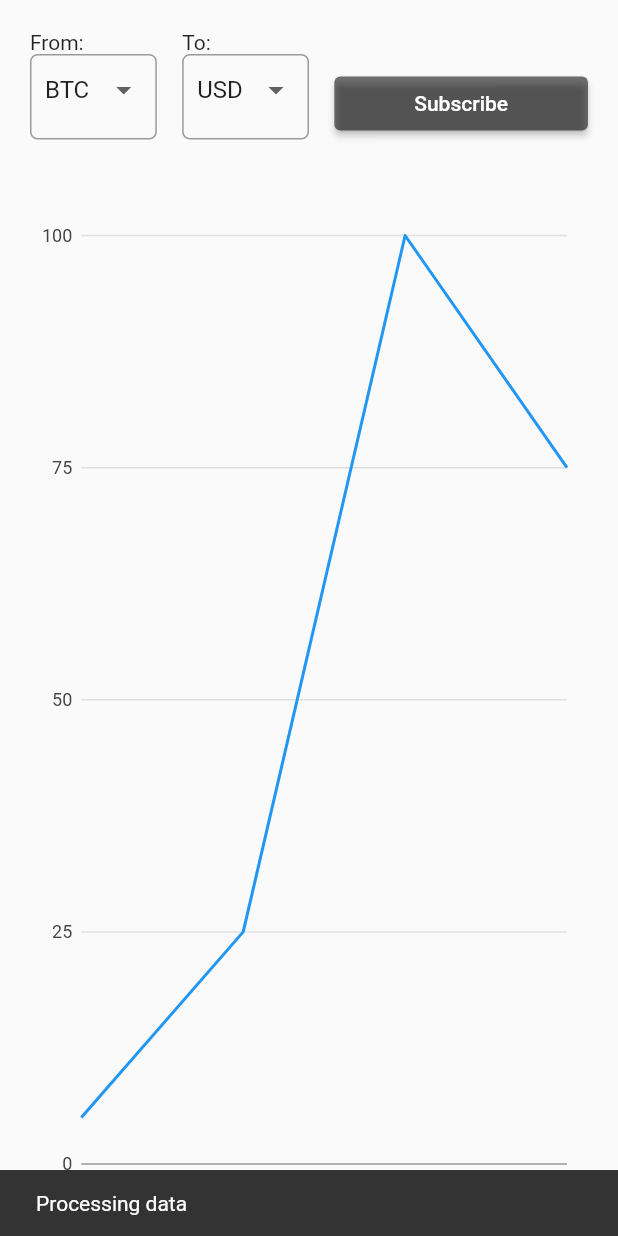
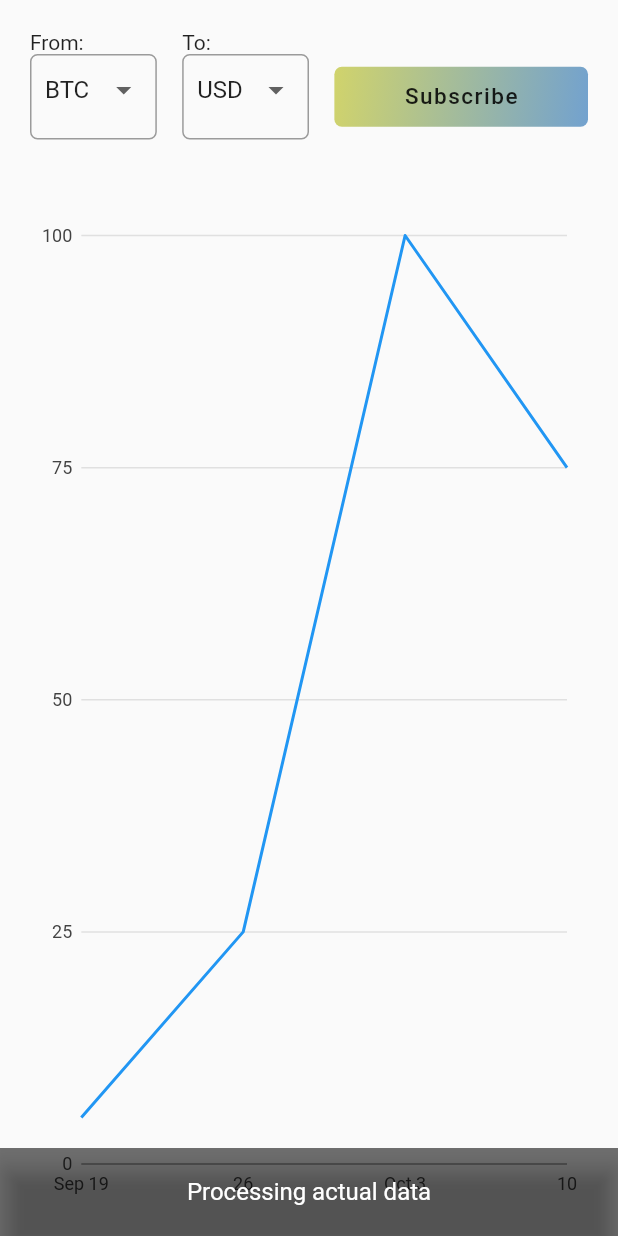
Before and after one commit to muknta/flutter-crypto-chart-view, a Flutter app: the screen it shows after launch, after a tap on "Subscribe", on a phone screen of 412 x 824 dp. Run offline on Flutter 3.47's test engine with Material 2 defaults, Android fonts, the phone set to English and light mode, and no system bars; drawn by our look-alikes of auto_size_text; our stand-ins replace charts_flutter, connectivity_plus, dio, equatable, get_it, injectable and 3 more; accounts and stored records are empty; generated files the repository leaves out were written again; network calls fail.

Commit message:
Added AnimatedButton; Changed custom SnackBar

```diff
--- a/lib/presentation/screens/home_screen.dart
+++ b/lib/presentation/screens/home_screen.dart
@@ -1,9 +1,9 @@
 import 'dart:convert';
 
 import 'package:charts_flutter/flutter.dart';
-import 'package:crypto_chart_view/presentation/widgets/actual_data_widget.dart';
-import 'package:crypto_chart_view/presentation/widgets/currency_form.dart';
-import 'package:crypto_chart_view/presentation/widgets/historical_data_chart.dart';
+import 'package:crypto_chart_view/presentation/widgets/layout/actual_data_widget.dart';
+import 'package:crypto_chart_view/presentation/widgets/layout/currency_form.dart';
+import 'package:crypto_chart_view/presentation/widgets/layout/historical_data_chart.dart';
 import 'package:provider/provider.dart';
 import 'package:flutter/material.dart';
 import 'package:flutter/services.dart';
--- a/lib/presentation/utils/resources/theme.dart
+++ b/lib/presentation/utils/resources/theme.dart
@@ -1,6 +1,7 @@
 import 'dart:math';
 import 'dart:ui';
 
+import 'package:auto_size_text/auto_size_text.dart';
 import 'package:flutter/material.dart';
 
 bool isTablet() {
@@ -10,3 +11,18 @@ bool isTablet() {
   debugPrint(width.toString());
   return width > 600;
 }
+
+void showSnackBar(BuildContext context, {required String title}) {
+  ScaffoldMessenger.of(context).showSnackBar(
+    SnackBar(
+      padding: const EdgeInsets.symmetric(vertical: 20.0),
+      backgroundColor: Colors.black54,
+      content: AutoSizeText(
+        title,
+        textAlign: TextAlign.center,
+        minFontSize: 16.0,
+        maxFontSize: 20.0,
+      ),
+    ),
+  );
+}
--- /dev/null
+++ b/lib/presentation/widgets/animation/animated_button.dart
@@ -0,0 +1,100 @@
+import 'package:auto_size_text/auto_size_text.dart';
+import 'package:flutter_test/flutter_test.dart';
+import 'package:flutter/material.dart';
+
+class AnimatedButton extends StatefulWidget {
+  const AnimatedButton({
+    Key? key,
+    required void Function() onTap,
+    String title = '',
+  })  : _onTap = onTap,
+        _title = title,
+        super(key: key);
+
+  final void Function() _onTap;
+  final String _title;
+
+  @override
+  _AnimatedButtonState createState() => _AnimatedButtonState();
+}
+
+class _AnimatedButtonState extends State<AnimatedButton> {
+  late final List<Color> _colorList;
+  late final List<Alignment> _alignmentList;
+  late int _index;
+  late Color _bottomColor;
+  late Color _topColor;
+  late Alignment _begin;
+  late Alignment _end;
+
+  @override
+  void initState() {
+    super.initState();
+    _colorList = [
+      Colors.blueAccent,
+      Colors.yellow,
+    ];
+    if (_colorList.length < 2) {
+      throw RangeError('_colorList length should be more than or equals 2');
+    }
+
+    _alignmentList = [
+      Alignment.bottomLeft,
+      Alignment.bottomRight,
+      Alignment.topRight,
+      Alignment.topLeft,
+    ];
+    if (_alignmentList.length != 4) {
+      throw RangeError('_alignmentList length should equals 4');
+    }
+
+    _index = 0;
+    _bottomColor = _colorList.first;
+    _topColor = _colorList.last;
+    _begin = _alignmentList.first;
+    _end = Alignment.topRight;
+  }
+
+  @override
+  void didChangeDependencies() {
+    super.didChangeDependencies();
+    Future.delayed(const Duration(milliseconds: 10), () {
+      setState(() {
+        _bottomColor = _colorList[_index + 1];
+      });
+    });
+  }
+
+  @override
+  Widget build(BuildContext context) => GestureDetector(
+        onTap: widget._onTap,
+        child: AnimatedContainer(
+          height: 40.0,
+          duration: const Duration(seconds: 2),
+          onEnd: () {
+            setState(() {
+              _index++;
+              // animate the color
+              _bottomColor = _colorList[_index % _colorList.length];
+              _topColor = _colorList[(_index + 1) % _colorList.length];
+
+              // animate the alignment
+              _begin = _alignmentList[_index % _alignmentList.length];
+              _end = _alignmentList[(_index + 2) % _alignmentList.length];
+            });
+          },
+          decoration: BoxDecoration(
+            borderRadius: BorderRadius.circular(5.0),
+            gradient: LinearGradient(begin: _begin, end: _end, colors: [_bottomColor, _topColor]),
+          ),
+          child: Center(
+            child: AutoSizeText(
+              widget._title,
+              minFontSize: 15.0,
+              maxFontSize: 20.0,
+              style: TextStyle(letterSpacing: 1.0, fontWeight: FontWeight.w500),
+            ),
+          ),
+        ),
+      );
+}
--- a/lib/presentation/widgets/currency_form.dart
+++ /dev/null
@@ -1,132 +0,0 @@
-import 'package:crypto_chart_view/presentation/blocs/main_bloc/bloc.dart';
-import 'package:crypto_chart_view/presentation/utils/enums/currency_enum.dart';
-import 'package:flutter/material.dart';
-import 'package:provider/provider.dart';
-
-class CurrencyForm extends StatefulWidget {
-  const CurrencyForm({Key? key}) : super(key: key);
-
-  @override
-  _CurrencyFormState createState() => _CurrencyFormState();
-}
-
-class _CurrencyFormState extends State<CurrencyForm> {
-  final _formKey = GlobalKey<FormState>();
-  late MainBloc _bloc;
-
-  @override
-  void initState() {
-    super.initState();
-    _bloc = Provider.of<MainBloc>(context, listen: false);
-  }
-
-  @override
-  Widget build(BuildContext context) => Form(
-        key: _formKey,
-        child: Row(
-          crossAxisAlignment: CrossAxisAlignment.end,
-          children: [
-            Expanded(
-              flex: 5,
-              child: _DropdownListWidget(
-                title: 'From:',
-                values: fromCurrencyUppercasedNames,
-                onChoose: (String value) => _bloc.addEvent(SetFromCurrencyEvent(value: value)),
-                stream: _bloc.fromCurrencySwitcherStream,
-              ),
-            ),
-            const Spacer(),
-            Expanded(
-              flex: 5,
-              child: _DropdownListWidget(
-                title: 'To:',
-                values: toCurrencyUppercasedNames,
-                onChoose: (String value) => _bloc.addEvent(SetToCurrencyEvent(value: value)),
-                stream: _bloc.toCurrencySwitcherStream,
-              ),
-            ),
-            const Spacer(),
-            Expanded(
-              flex: 10,
-              child: ElevatedButton(
-                style: ButtonStyle(backgroundColor: MaterialStateProperty.all<Color>(Colors.black54)),
-                onPressed: () {
-                  ScaffoldMessenger.of(context).showSnackBar(
-                    const SnackBar(content: Text('Processing data')),
-                  );
-                  _bloc.addEvent(const ActualDataRequestEvent());
-                },
-                child: const Text('Subscribe'),
-              ),
-            ),
-          ],
-        ),
-      );
-}
-
-class _DropdownListWidget extends StatelessWidget {
-  const _DropdownListWidget({
-    required String title,
-    required List<String> values,
-    required void Function(String) onChoose,
-    required Stream<ActualDataState> stream,
-  })  : _title = title,
-        _values = values,
-        _onChoose = onChoose,
-        _stream = stream;
-
-  final String _title;
-  final List<String> _values;
-  final void Function(String) _onChoose;
-  final Stream<ActualDataState> _stream;
-
-  @override
-  Widget build(BuildContext context) => StreamBuilder<ActualDataState>(
-      stream: _stream,
-      builder: (context, snapshot) {
-        String? dropdownValue;
-        if (snapshot.data is FromCurrencySwitcherState) {
-          dropdownValue = (snapshot.data as FromCurrencySwitcherState).value.toUpperCase();
-        } else if (snapshot.data is ToCurrencySwitcherState) {
-          dropdownValue = (snapshot.data as ToCurrencySwitcherState).value.toUpperCase();
-        }
-        return Column(
-          children: [
-            Align(
-              alignment: Alignment.centerLeft,
-              child: Text(
-                _title,
-                textAlign: TextAlign.left,
-              ),
-            ),
-            InputDecorator(
-              decoration: InputDecoration(
-                labelStyle: const TextStyle(color: Colors.black),
-                errorStyle: const TextStyle(color: Colors.redAccent),
-                hintText: 'Please, select currency',
-                border: OutlineInputBorder(borderRadius: BorderRadius.circular(5.0)),
-                isDense: true,
-                contentPadding: const EdgeInsets.symmetric(vertical: 0.0, horizontal: 10.0),
-              ),
-              child: DropdownButtonHideUnderline(
-                // TODO: DropdownButtonFormField
-                child: DropdownButton<String>(
-                  value: dropdownValue,
-                  items: _values.map((String value) {
-                    return DropdownMenuItem<String>(
-                      value: value.toUpperCase(),
-                      child: Text(value.toUpperCase()),
-                    );
-                  }).toList(),
-                  onChanged: (String? value) {
-                    if (value != null) {
-                      _onChoose(value.toUpperCase());
-                    }
-                  },
-                ),
-              ),
-            ),
-          ],
-        );
-      });
-}
--- /dev/null
+++ b/lib/presentation/widgets/layout/currency_form.dart
@@ -0,0 +1,146 @@
+import 'package:crypto_chart_view/presentation/blocs/main_bloc/bloc.dart';
+import 'package:crypto_chart_view/presentation/utils/enums/currency_enum.dart';
+import 'package:crypto_chart_view/presentation/utils/resources/theme.dart';
+import 'package:crypto_chart_view/presentation/widgets/animation/animated_button.dart';
+import 'package:flutter/material.dart';
+import 'package:provider/provider.dart';
+
+class CurrencyForm extends StatefulWidget {
+  const CurrencyForm({Key? key}) : super(key: key);
+
+  @override
+  _CurrencyFormState createState() => _CurrencyFormState();
+}
+
+class _CurrencyFormState extends State<CurrencyForm> {
+  final _formKey = GlobalKey<FormState>();
+  late MainBloc _bloc;
+
+  @override
+  void initState() {
+    super.initState();
+    _bloc = Provider.of<MainBloc>(context, listen: false);
+  }
+
+  @override
+  Widget build(BuildContext context) => Form(
+        key: _formKey,
+        child: Row(
+          children: [
+            Expanded(
+              flex: 5,
+              child: _FormItemColumn(
+                title: 'From:',
+                child: _DropdownListWidget(
+                  values: fromCurrencyUppercasedNames,
+                  onChoose: (String value) => _bloc.addEvent(SetFromCurrencyEvent(value: value)),
+                  stream: _bloc.fromCurrencySwitcherStream,
+                ),
+              ),
+            ),
+            const Spacer(),
+            Expanded(
+              flex: 5,
+              child: _FormItemColumn(
+                title: 'To:',
+                child: _DropdownListWidget(
+                  values: toCurrencyUppercasedNames,
+                  onChoose: (String value) => _bloc.addEvent(SetToCurrencyEvent(value: value)),
+                  stream: _bloc.toCurrencySwitcherStream,
+                ),
+              ),
+            ),
+            const Spacer(),
+            Expanded(
+              flex: 10,
+              child: _FormItemColumn(
+                /// Add empty string for general Form Row crossAxisAlignment
+                title: '',
+                child: AnimatedButton(
+                  title: 'Subscribe',
+                  onTap: () {
+                    showSnackBar(context, title: 'Processing actual data');
+                    _bloc.addEvent(const ActualDataRequestEvent());
+                  },
+                ),
+              ),
+            ),
+          ],
+        ),
+      );
+}
+
+class _FormItemColumn extends StatelessWidget {
+  const _FormItemColumn({
+    required String title,
+    required Widget child,
+  })  : _title = title,
+        _child = child;
+
+  final String _title;
+  final Widget _child;
+
+  @override
+  Widget build(BuildContext context) => Column(
+        children: [
+          Align(
+            alignment: Alignment.centerLeft,
+            child: Text(_title),
+          ),
+          _child,
+        ],
+      );
+}
+
+class _DropdownListWidget extends StatelessWidget {
+  const _DropdownListWidget({
+    required List<String> values,
+    required void Function(String) onChoose,
+    required Stream<ActualDataState> stream,
+  })  : _values = values,
+        _onChoose = onChoose,
+        _stream = stream;
+
+  final List<String> _values;
+  final void Function(String) _onChoose;
+  final Stream<ActualDataState> _stream;
+
+  @override
+  Widget build(BuildContext context) => StreamBuilder<ActualDataState>(
+      stream: _stream,
+      builder: (context, snapshot) {
+        String? dropdownValue;
+        if (snapshot.data is FromCurrencySwitcherState) {
+          dropdownValue = (snapshot.data as FromCurrencySwitcherState).value.toUpperCase();
+        } else if (snapshot.data is ToCurrencySwitcherState) {
+          dropdownValue = (snapshot.data as ToCurrencySwitcherState).value.toUpperCase();
+        }
+        return InputDecorator(
+          decoration: InputDecoration(
+            labelStyle: const TextStyle(color: Colors.black),
+            errorStyle: const TextStyle(color: Colors.redAccent),
+            hintText: 'Please, select currency',
+            border: OutlineInputBorder(borderRadius: BorderRadius.circular(5.0)),
+            isDense: true,
+            contentPadding: const EdgeInsets.symmetric(vertical: 0.0, horizontal: 10.0),
+          ),
+          child: DropdownButtonHideUnderline(
+            // TODO: DropdownButtonFormField
+            child: DropdownButton<String>(
+              value: dropdownValue,
+              items: _values.map((String value) {
+                return DropdownMenuItem<String>(
+                  value: value.toUpperCase(),
+                  child: Text(value.toUpperCase()),
+                );
+              }).toList(),
+              onChanged: (String? value) {
+                if (value != null) {
+                  _onChoose(value.toUpperCase());
+                }
+              },
+            ),
+          ),
+        );
+      });
+}
```
Also changed, not shown: lib/presentation/widgets/layout/actual_data_widget.dart (renamed from lib/presentation/widgets/actual_data_widget.dart), lib/presentation/widgets/layout/historical_data_chart.dart (renamed from lib/presentation/widgets/historical_data_chart.dart).
